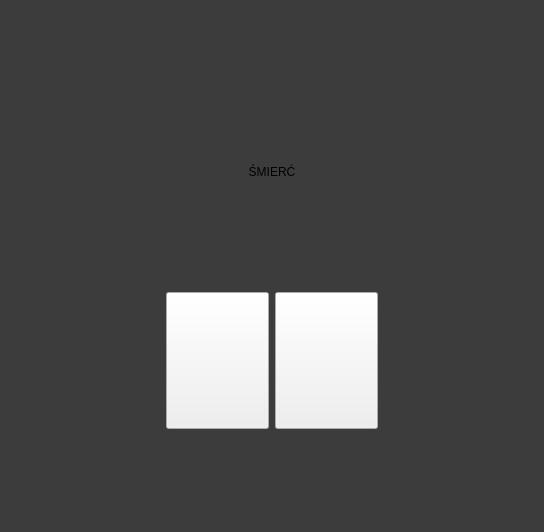
The window that deadherowidget.ui (AdrianSuliga/BadTravelling) describes before a commit, drawn with Qt 5.
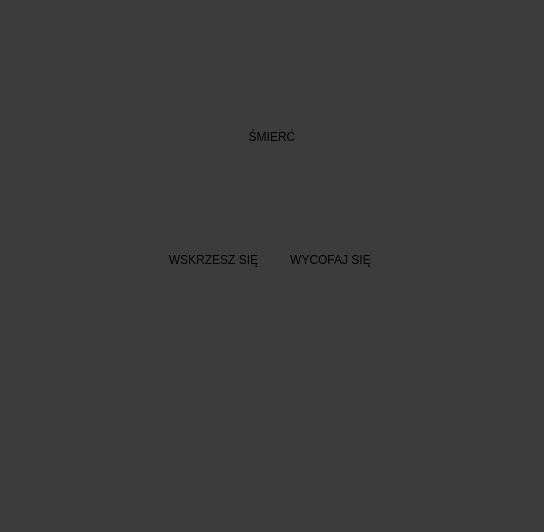
The same window after the commit. Custom widgets are drawn as their Qt base class.

Commit message: Upgraded Resurect_Player widget for better visibility and readability

Patch:
```diff
--- a/deadherowidget.ui
+++ b/deadherowidget.ui
@@ -18,7 +18,7 @@
 background-color: rgba(20,20,20,150);
 }</string>
   </property>
-  <layout class="QVBoxLayout" name="verticalLayout" stretch="1,5,3,2">
+  <layout class="QVBoxLayout" name="verticalLayout_3" stretch="1,4,5,2">
    <item>
     <spacer name="verticalSpacer">
      <property name="orientation">
@@ -43,7 +43,7 @@
     </widget>
    </item>
    <item>
-    <layout class="QHBoxLayout" name="horizontalLayout" stretch="3,2,2,3">
+    <layout class="QHBoxLayout" name="horizontalLayout" stretch="4,3,3,4">
      <item>
       <spacer name="horizontalSpacer">
        <property name="orientation">
@@ -58,29 +58,55 @@
       </spacer>
      </item>
      <item>
-      <widget class="QPushButton" name="pushButton">
-       <property name="sizePolicy">
-        <sizepolicy hsizetype="Preferred" vsizetype="Preferred">
-         <horstretch>0</horstretch>
-         <verstretch>0</verstretch>
-        </sizepolicy>
-       </property>
+      <widget class="QClickableWidget" name="resurectWidget" native="true">
+       <layout class="QVBoxLayout" name="verticalLayout" stretch="1,3">
+        <item>
+         <widget class="QLabel" name="resurectLabel">
+          <property name="text">
+           <string>WSKRZESZ SIĘ</string>
+          </property>
+          <property name="alignment">
+           <set>Qt::AlignCenter</set>
+          </property>
+         </widget>
+        </item>
+        <item>
+         <widget class="QLabel" name="resurectIcon">
        <property name="text">
         <string/>
        </property>
-      </widget>
-     </item>
+          <property name="alignment">
+           <set>Qt::AlignCenter</set>
+          </property>
+         </widget>
+        </item>
+       </layout>
+      </widget>
+     </item>
      <item>
-      <widget class="QPushButton" name="goBackButton">
-       <property name="sizePolicy">
-        <sizepolicy hsizetype="Preferred" vsizetype="Preferred">
-         <horstretch>0</horstretch>
-         <verstretch>0</verstretch>
-        </sizepolicy>
-       </property>
+      <widget class="QClickableWidget" name="goBackWidget" native="true">
+       <layout class="QVBoxLayout" name="verticalLayout_2" stretch="1,3">
+        <item>
+         <widget class="QLabel" name="goBackLabel">
+          <property name="text">
+           <string>WYCOFAJ SIĘ</string>
+          </property>
+          <property name="alignment">
+           <set>Qt::AlignCenter</set>
+          </property>
+         </widget>
+        </item>
+        <item>
+         <widget class="QLabel" name="goBackIcon">
        <property name="text">
         <string/>
        </property>
+          <property name="alignment">
+           <set>Qt::AlignCenter</set>
+          </property>
+         </widget>
+        </item>
+       </layout>
       </widget>
      </item>
      <item>
@@ -113,6 +139,14 @@
    </item>
   </layout>
  </widget>
+ <customwidgets>
+  <customwidget>
+   <class>QClickableWidget</class>
+   <extends>QWidget</extends>
+   <header location="global">qclickablewidget.h</header>
+   <container>1</container>
+  </customwidget>
+ </customwidgets>
  <resources/>
  <connections/>
 </ui>
```
Lines whose indentation alone changed are shown as unchanged. The commit also changes 2 other files.
